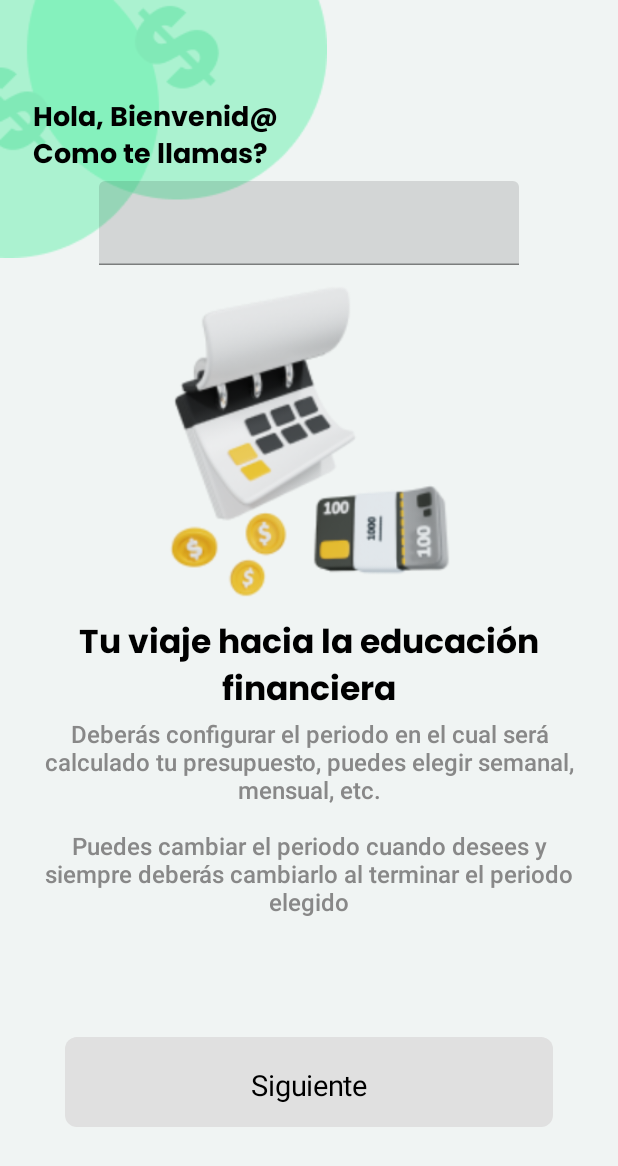
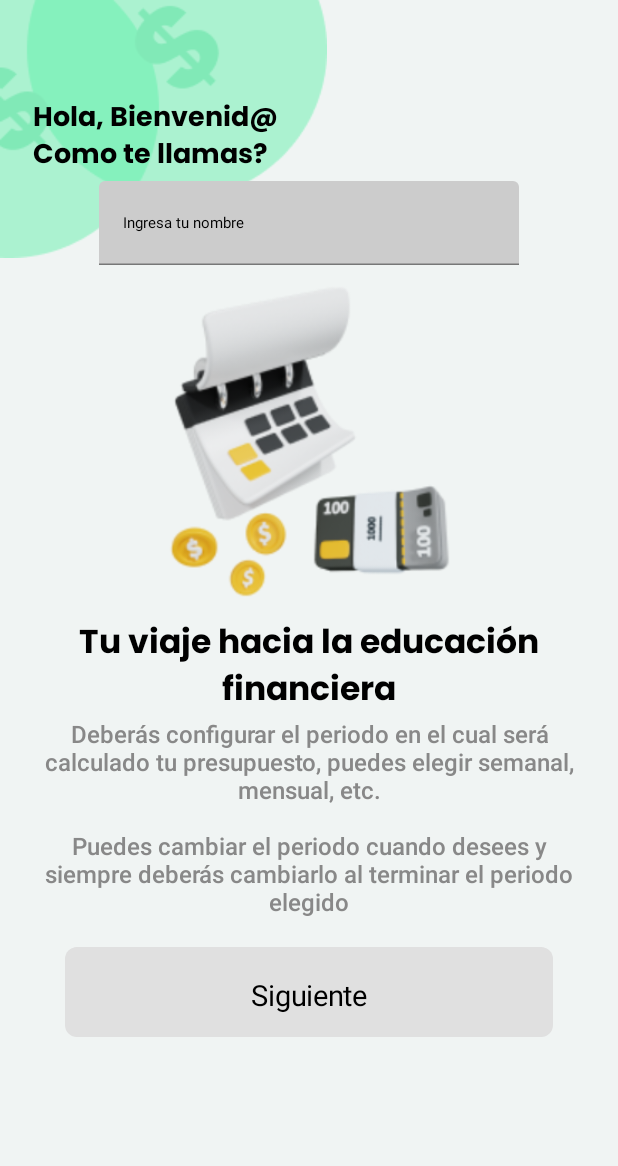
Before and after one commit to dalvarado2810/budgetplanner, an Android app built with Jetpack Compose: the @Preview function StartPage, on a phone screen of 412 x 824 dp. Shown: the top 1166 px of the screen. Run offline under Robolectric (Android 15) with nearby library versions, the phone set to English and light mode, and no system bars.

Commit message:
New update of  code * fix to make fit in dark mode

```diff
--- a/app/src/main/java/com/daniel/budgetplanner/ui/BudgetDashboard.kt
+++ b/app/src/main/java/com/daniel/budgetplanner/ui/BudgetDashboard.kt
@@ -162,6 +162,7 @@ fun BudgetDashboard(
                             Text(
                                 text = stringResource(id = R.string.erase_user),
                                 fontSize = 12.sp,
+                                color = Color.Black,
                                 fontFamily = fonts)
                         }
                     )
@@ -174,6 +175,7 @@ fun BudgetDashboard(
                             Text(
                                 text = stringResource(id = R.string.change_date),
                                 fontSize = 12.sp,
+                                color = Color.Black,
                                 fontFamily = fonts)
                         }
                     )
--- a/app/src/main/java/com/daniel/budgetplanner/ui/GetStarted.kt
+++ b/app/src/main/java/com/daniel/budgetplanner/ui/GetStarted.kt
@@ -147,7 +147,7 @@ fun GetStarted (
                         start = 22.dp,
                         end = 22.dp,
                         top = 6.dp,
-                        bottom = 80.dp
+                        bottom = 20.dp
                     )
             )
             ContinueButton(enabled = buttonEnabled.value, text = stringResource(id = R.string.lets_begin)) {
--- a/app/src/main/java/com/daniel/budgetplanner/ui/composables/InputTextField.kt
+++ b/app/src/main/java/com/daniel/budgetplanner/ui/composables/InputTextField.kt
@@ -4,6 +4,7 @@ import androidx.compose.foundation.background
 import androidx.compose.foundation.layout.Box
 import androidx.compose.foundation.layout.fillMaxSize
 import androidx.compose.foundation.text.KeyboardOptions
+import androidx.compose.material.Text
 import androidx.compose.material.TextField
 import androidx.compose.material.TextFieldDefaults
 import androidx.compose.runtime.remember
@@ -12,9 +13,12 @@ import androidx.compose.runtime.getValue
 import androidx.compose.runtime.setValue
 import androidx.compose.runtime.mutableStateOf
 import androidx.compose.ui.Modifier
+import androidx.compose.ui.graphics.Color
+import androidx.compose.ui.text.TextStyle
 import androidx.compose.ui.text.input.ImeAction
 import androidx.compose.ui.text.input.TextFieldValue
 import androidx.compose.ui.tooling.preview.Preview
+import androidx.compose.ui.unit.sp
 import com.daniel.budgetplanner.ui.theme.BackGround
 import com.daniel.budgetplanner.ui.theme.BudgetGreen
 import com.daniel.budgetplanner.utils.EMPTY_STRING
@@ -30,6 +34,15 @@ fun InputTextField(
    TextField(
         value = text,
         singleLine = true,
+       label = {
+           Text(
+               text = "Ingresa tu nombre",
+               color = Color.Black,
+               style = TextStyle(
+                   fontSize = 10.sp
+               )
+           )
+       },
         onValueChange = {
             if (it.text.isEmpty()) saveName(EMPTY_STRING)
             if (it.text.length <= 30) {
@@ -37,9 +50,12 @@ fun InputTextField(
                 saveName(it.text)
             }
         },
+
         colors = TextFieldDefaults.textFieldColors(
             focusedIndicatorColor = BudgetGreen,
-            cursorColor = BudgetGreen
+            cursorColor = BudgetGreen,
+            backgroundColor = Color.LightGray,
+            textColor = Color.Black
         ),
         keyboardOptions = KeyboardOptions.Default.copy(
            imeAction = ImeAction.Done
--- a/app/src/main/java/com/daniel/budgetplanner/ui/composables/MovementsButton.kt
+++ b/app/src/main/java/com/daniel/budgetplanner/ui/composables/MovementsButton.kt
@@ -14,6 +14,7 @@ import androidx.compose.material.Text
 import androidx.compose.runtime.Composable
 import androidx.compose.ui.Alignment
 import androidx.compose.ui.Modifier
+import androidx.compose.ui.graphics.Color
 import androidx.compose.ui.res.painterResource
 import androidx.compose.ui.text.TextStyle
 import androidx.compose.ui.text.font.FontWeight
@@ -50,6 +51,7 @@ fun MovementButton(
             Spacer(modifier = Modifier.width(4.dp))
             Text(
                 text = text,
+                color = Color.Black,
                 style = TextStyle(
                     fontSize = 16.sp,
                     fontWeight = FontWeight.Bold
--- a/app/src/main/java/com/daniel/budgetplanner/ui/composables/NoMovementsItem.kt
+++ b/app/src/main/java/com/daniel/budgetplanner/ui/composables/NoMovementsItem.kt
@@ -9,6 +9,7 @@ import androidx.compose.material.Text
 import androidx.compose.runtime.Composable
 import androidx.compose.ui.Alignment
 import androidx.compose.ui.Modifier
+import androidx.compose.ui.graphics.Color
 import androidx.compose.ui.res.painterResource
 import androidx.compose.ui.res.stringResource
 import androidx.compose.ui.text.TextStyle
@@ -38,6 +39,7 @@ fun NoMovementsItem() {
         Text(
             modifier = Modifier
                 .padding(top = 6.dp),
+            color = Color.Black,
             text = stringResource(id = R.string.no_movements_add),
             style = TextStyle(
                 fontSize = 14.sp,
```
Also changed, not shown: app/src/main/java/com/daniel/budgetplanner/ui/composables/BottomSheetOperationDialog.kt (+7 -2 lines).
